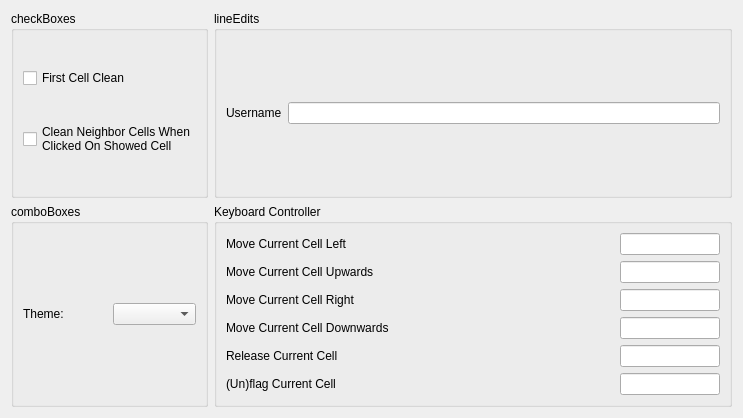
Old version of the form src/libreminespreferencesdialog.ui in the repository Bollos00/LibreMines.
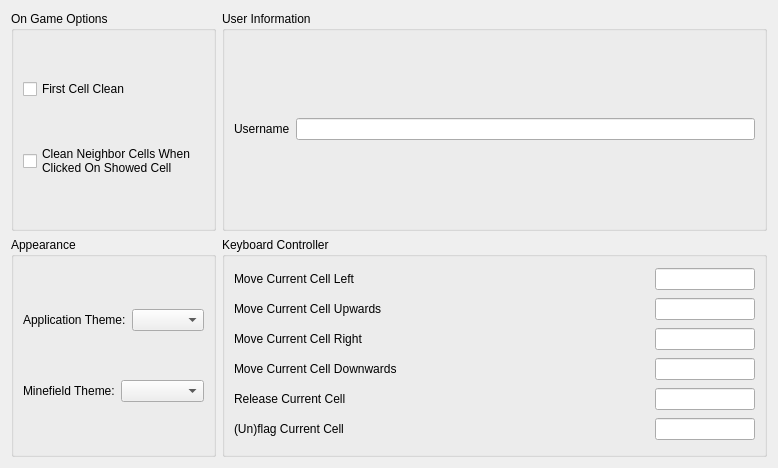
New version of the form. Custom widgets are drawn as their Qt base class.

Commit message: Option to set the minefield theme

The edit to the form file:
```diff
--- a/src/libreminespreferencesdialog.ui
+++ b/src/libreminespreferencesdialog.ui
@@ -6,8 +6,8 @@
    <rect>
     <x>0</x>
     <y>0</y>
-    <width>743</width>
-    <height>418</height>
+    <width>778</width>
+    <height>468</height>
    </rect>
   </property>
   <property name="windowTitle">
@@ -17,7 +17,7 @@
    <item row="0" column="0">
     <widget class="QGroupBox" name="gbCheckBoxes">
      <property name="title">
-      <string>checkBoxes</string>
+      <string>On Game Options</string>
      </property>
      <layout class="QVBoxLayout" name="verticalLayout">
       <item>
@@ -41,7 +41,7 @@
    <item row="0" column="1">
     <widget class="QGroupBox" name="gbLineEdits">
      <property name="title">
-      <string>lineEdits</string>
+      <string>User Information</string>
      </property>
      <layout class="QVBoxLayout" name="verticalLayout_2">
       <item>
@@ -64,7 +64,7 @@
    <item row="1" column="0">
     <widget class="QGroupBox" name="gbComboBoxes">
      <property name="title">
-      <string>comboBoxes</string>
+      <string>Appearance</string>
      </property>
      <layout class="QVBoxLayout" name="verticalLayout_3">
       <item>
@@ -72,12 +72,26 @@
         <item>
          <widget class="QLabel" name="labelTheme">
           <property name="text">
-           <string>Theme:</string>
+           <string>Application Theme:</string>
           </property>
          </widget>
         </item>
         <item>
-         <widget class="QComboBox" name="comboBoxTheme"/>
+         <widget class="QComboBox" name="comboBoxApplicationTheme"/>
+        </item>
+       </layout>
+      </item>
+      <item>
+       <layout class="QHBoxLayout" name="horizontalLayout_9">
+        <item>
+         <widget class="QLabel" name="labelMinefieldTheme">
+          <property name="text">
+           <string>Minefield Theme:</string>
+          </property>
+         </widget>
+        </item>
+        <item>
+         <widget class="QComboBox" name="comboBoxMinefieldTheme"/>
         </item>
        </layout>
       </item>
@@ -101,6 +115,12 @@
         </item>
         <item>
          <widget class="QKeyInput" name="keyInputMoveLeft">
+          <property name="minimumSize">
+           <size>
+            <width>100</width>
+            <height>0</height>
+           </size>
+          </property>
           <property name="maximumSize">
            <size>
             <width>100</width>
@@ -128,6 +148,12 @@
         </item>
         <item>
          <widget class="QKeyInput" name="keyInputMoveUp">
+          <property name="minimumSize">
+           <size>
+            <width>100</width>
+            <height>0</height>
+           </size>
+          </property>
           <property name="maximumSize">
            <size>
             <width>100</width>
@@ -155,6 +181,12 @@
         </item>
         <item>
          <widget class="QKeyInput" name="keyInputMoveRight">
+          <property name="minimumSize">
+           <size>
+            <width>100</width>
+            <height>0</height>
+           </size>
+          </property>
           <property name="maximumSize">
            <size>
             <width>100</width>
@@ -182,6 +214,12 @@
         </item>
         <item>
          <widget class="QKeyInput" name="keyInputMoveDown">
+          <property name="minimumSize">
+           <size>
+            <width>100</width>
+            <height>0</height>
+           </size>
+          </property>
           <property name="maximumSize">
            <size>
             <width>100</width>
@@ -209,6 +247,12 @@
         </item>
         <item>
          <widget class="QKeyInput" name="keyInputReleaseCell">
+          <property name="minimumSize">
+           <size>
+            <width>100</width>
+            <height>0</height>
+           </size>
+          </property>
           <property name="maximumSize">
            <size>
             <width>100</width>
@@ -236,6 +280,12 @@
         </item>
         <item>
          <widget class="QKeyInput" name="keyInputFlagCell">
+          <property name="minimumSize">
+           <size>
+            <width>100</width>
+            <height>0</height>
+           </size>
+          </property>
           <property name="maximumSize">
            <size>
             <width>100</width>
```
Left out of the diff: 4 changed lines with no effect on the pictures. The commit also changes 4 other files.
